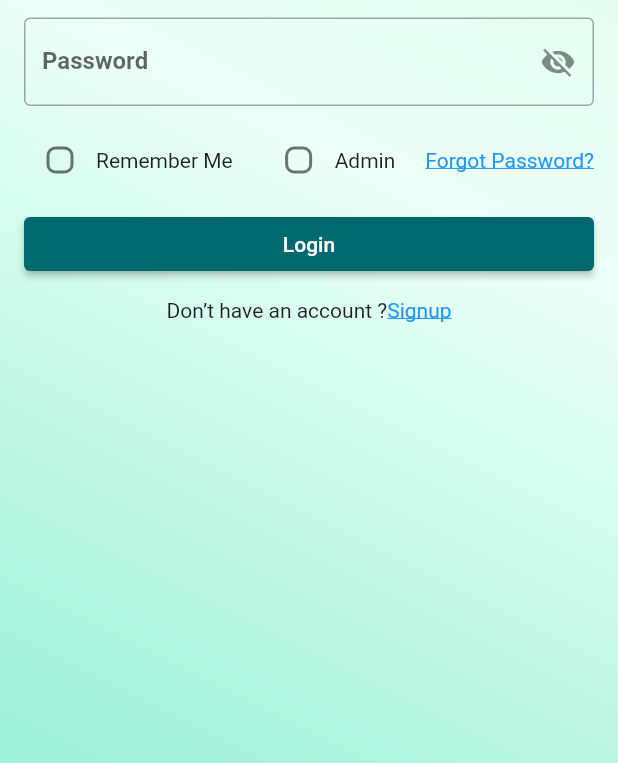
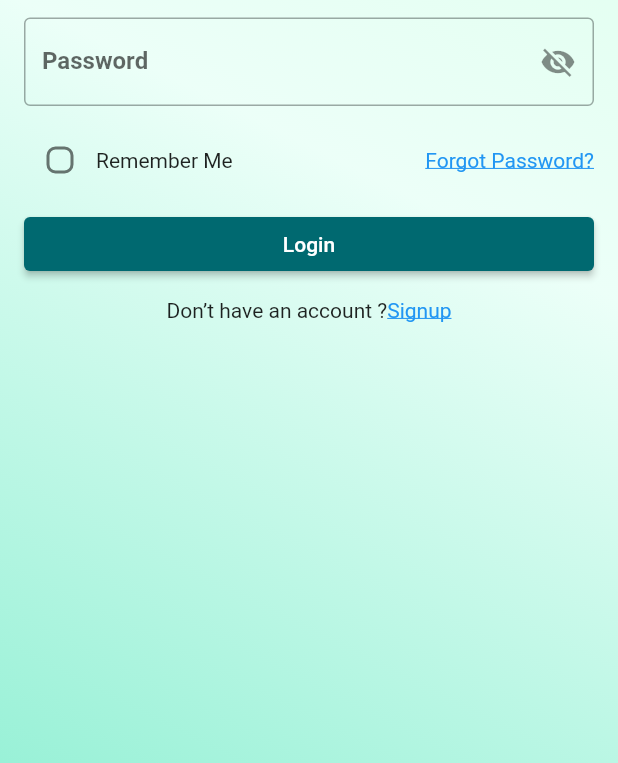
Before and after one commit to hassan1091/yaqiz, a Flutter app: the screen it shows after launch, on a phone screen of 412 x 824 dp, the part 473-1236 px from its top. Run offline on Flutter 3.47's test engine with Material 2 defaults, Android fonts, the phone set to English and light mode, and no system bars; our stand-ins replace hive, hive_flutter, shared_preferences; accounts and stored records are empty.

Commit message:
delete admin check box from login

```diff
--- a/lib/page/login.dart
+++ b/lib/page/login.dart
@@ -76,21 +76,6 @@ class _LoginPageState extends State<LoginPage> {
                       const Text("Remember Me")
                     ],
                   ),
-                  Row(
-                    children: [
-                      Checkbox(
-                          shape: const RoundedRectangleBorder(
-                              borderRadius:
-                                  BorderRadius.all(Radius.circular(6))),
-                          value: isAdmin,
-                          onChanged: (value) {
-                            setState(() {
-                              isAdmin = value ?? !isAdmin;
-                            });
-                          }),
-                      const Text("Admin")
-                    ],
-                  ),
                   InkWell(
                     child: const Text(
                       "Forgot Password?",
```
